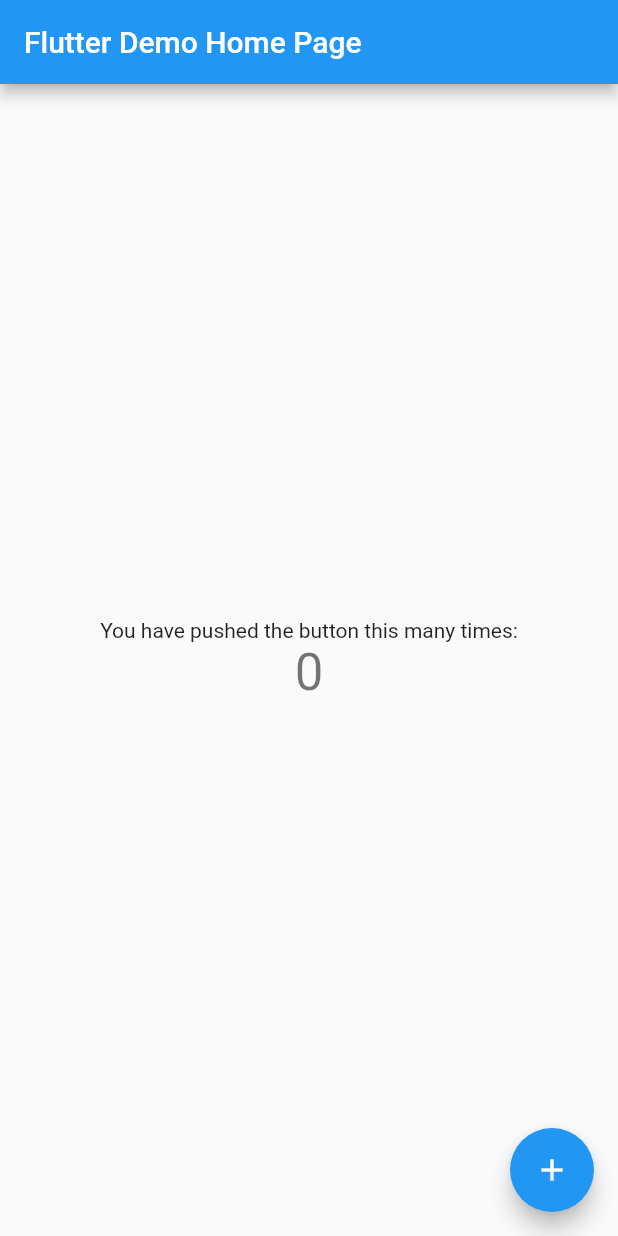
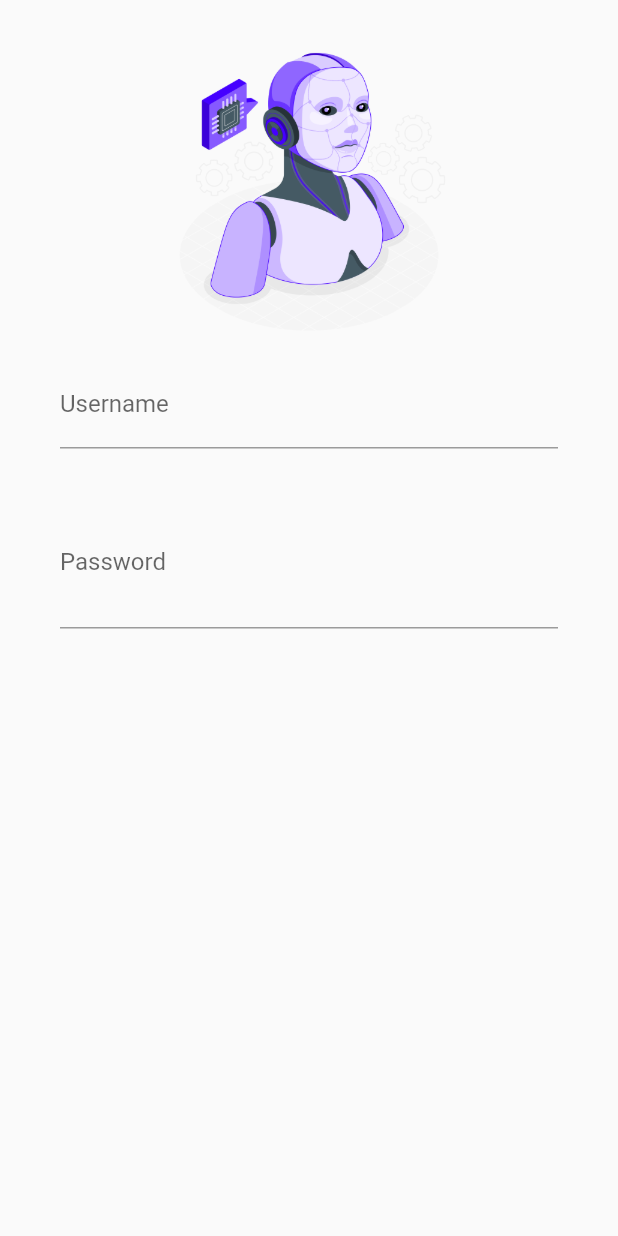
Before and after one commit to hauleguitare/aquarium_watcher_app, a Flutter app: the screen it shows after launch, on a phone screen of 412 x 824 dp. Run offline on Flutter 3.47's test engine with Material 2 defaults, Android fonts, the light colour scheme and no system bars; our stand-ins replace dio, equatable, flutter_bloc, get_it; generated files the repository leaves out were written again.

Commit message:
feat: login screen

```diff
--- /dev/null
+++ b/l10n.yaml
@@ -0,0 +1,3 @@
+arb-dir: lib/l10n
+template-arb-file: app_en.arb
+output-localization-file: app_localizations.dart
--- /dev/null
+++ b/lib/core/abstractions/dataSource/data_source.dart
@@ -0,0 +1,2 @@
+abstract class DataSource{
+}
--- /dev/null
+++ b/lib/core/abstractions/repositories/repository.dart
@@ -0,0 +1,4 @@
+abstract class Repository<TEntity>{
+
+  List<TEntity> getAll(Map<String, dynamic> queryParameters);
+}
--- /dev/null
+++ b/lib/core/languages/language_bloc.dart
@@ -0,0 +1,10 @@
+import 'package:aquarium_watcher_app/core/languages/language_event.dart';
+import 'package:aquarium_watcher_app/core/languages/language_state.dart';
+import 'package:flutter_bloc/flutter_bloc.dart';
+
+class LanguageBloc extends Bloc<LanguageEvent, LanguageState>{
+  LanguageBloc(super.initialState){
+    on<VIChangeLanguageEvent>((event, emit) => emit(const ChangeLanguageState("vi")));
+    on<ENChangeLanguageEvent>((event, emit) => emit(const ChangeLanguageState("en")));
+  }
+}
--- /dev/null
+++ b/lib/core/languages/language_event.dart
@@ -0,0 +1,18 @@
+import 'package:equatable/equatable.dart';
+import 'package:flutter/widgets.dart';
+
+@immutable
+abstract class LanguageEvent extends Equatable{}
+
+
+class VIChangeLanguageEvent extends LanguageEvent{
+  @override
+  List<Object?> get props => [];
+}
+
+class ENChangeLanguageEvent extends LanguageEvent{
+  @override
+  // TODO: implement props
+  List<Object?> get props => [];
+
+}
--- /dev/null
+++ b/lib/core/languages/language_state.dart
@@ -0,0 +1,15 @@
+import 'package:equatable/equatable.dart';
+
+abstract class LanguageState extends Equatable{
+  final String localization;
+
+  const LanguageState(this.localization);
+}
+
+class ChangeLanguageState extends LanguageState{
+  const ChangeLanguageState(super.localization);
+
+  @override
+  List<Object?> get props => [localization];
+
+}
--- /dev/null
+++ b/lib/features/login/view/screen/login_screen.dart
@@ -0,0 +1,60 @@
+import 'package:flutter/cupertino.dart';
+import 'package:flutter/material.dart';
+import 'package:flutter_gen/gen_l10n/app_localizations.dart';
+
+class LoginScreen extends StatelessWidget {
+  final String _imageURL = "assets/images/robot_face_amico.png";
+
+  const LoginScreen({Key? key}) : super(key: key);
+
+  @override
+  Widget build(BuildContext context) {
+    final _appLocalizations = AppLocalizations.of(context)!;
+    return SafeArea(
+      child: Scaffold(
+          body: Padding(
+            padding: EdgeInsets.all(24),
+            child: Column(
+              children: [
+                Row(
+                  mainAxisAlignment: MainAxisAlignment.center,
+                  children: [
+                    Image.asset(
+                        _imageURL,
+                        width: 200,
+                        height: 200,
+                    ),
+                  ],
+                ),
+                Padding(
+                  padding: const EdgeInsets.all(16.0),
+                  child: TextFormField(
+                    decoration: InputDecoration(
+                      label: Text(_appLocalizations.userName),
+                      hintText: _appLocalizations.plHolder_username
+                    ),
+                  ),
+                ),
+
+                Padding(
+                  padding: const EdgeInsets.all(16.0),
+                  child: TextFormField(
+                    obscureText: true,
+                    decoration: InputDecoration(
+                        label: Text(_appLocalizations.password),
+                        hintText: _appLocalizations.plHolder_password,
+                        suffix: IconButton(
+                          icon: Icon(Icons.visibility),
+                          onPressed: (){},
+                        )
+
+                    ),
+                  ),
+                ),
+              ],
+            ),
+          )
+      ),
+    );
+  }
+}
--- /dev/null
+++ b/lib/l10n/app_en.arb
@@ -0,0 +1,7 @@
+{
+  "welcomeBack": "Welcome back !",
+  "userName" : "Username",
+  "password" : "Password",
+  "plHolder_username": "Please Username",
+  "plHolder_password": "Please password"
+}
--- /dev/null
+++ b/lib/l10n/app_vi.arb
@@ -0,0 +1,7 @@
+{
+  "welcomeBack": "Chào mừng trở lại !",
+  "userName" : "Username",
+  "password" : "Password",
+  "plHolder_username": "Nhập tài khoản",
+  "plHolder_password": "Nhập mật khẩu"
+}
--- a/lib/main.dart
+++ b/lib/main.dart
@@ -1,115 +1,21 @@
+import 'package:aquarium_watcher_app/start_up_widget.dart';
 import 'package:flutter/material.dart';
+import 'package:logging/logging.dart';
+
+import 'core/injection/injection.dart';
 
 void main() {
-  runApp(const MyApp());
+  configureLogging();
+  InjectorProvider.setup();
+  runApp(const StartupWidget());
 }
 
-class MyApp extends StatelessWidget {
-  const MyApp({super.key});
 
-  // This widget is the root of your application.
-  @override
-  Widget build(BuildContext context) {
-    return MaterialApp(
-      title: 'Flutter Demo',
-      theme: ThemeData(
-        // This is the theme of your application.
-        //
-        // Try running your application with "flutter run". You'll see the
-        // application has a blue toolbar. Then, without quitting the app, try
-        // changing the primarySwatch below to Colors.green and then invoke
-        // "hot reload" (press "r" in the console where you ran "flutter run",
-        // or simply save your changes to "hot reload" in a Flutter IDE).
-        // Notice that the counter didn't reset back to zero; the application
-        // is not restarted.
-        primarySwatch: Colors.blue,
-      ),
-      home: const MyHomePage(title: 'Flutter Demo Home Page'),
-    );
-  }
+void configureLogging(){
+  // Config Level Logging
+  Logger.root.level = Level.ALL;
+
+  Logger.root.onRecord.listen((record) {
+    print('${record.loggerName}: ${record.level.name}: ${record.time}: ${record.message}');
+  });
 }
-
-class MyHomePage extends StatefulWidget {
-  const MyHomePage({super.key, required this.title});
-
-  // This widget is the home page of your application. It is stateful, meaning
-  // that it has a State object (defined below) that contains fields that affect
-  // how it looks.
-
-  // This class is the configuration for the state. It holds the values (in this
-  // case the title) provided by the parent (in this case the App widget) and
-  // used by the build method of the State. Fields in a Widget subclass are
-  // always marked "final".
-
-  final String title;
-
-  @override
-  State<MyHomePage> createState() => _MyHomePageState();
-}
-
-class _MyHomePageState extends State<MyHomePage> {
-  int _counter = 0;
-
-  void _incrementCounter() {
-    setState(() {
-      // This call to setState tells the Flutter framework that something has
-      // changed in this State, which causes it to rerun the build method below
-      // so that the display can reflect the updated values. If we changed
-      // _counter without calling setState(), then the build method would not be
-      // called again, and so nothing would appear to happen.
-      _counter++;
-    });
-  }
-
-  @override
-  Widget build(BuildContext context) {
-    // This method is rerun every time setState is called, for instance as done
-    // by the _incrementCounter method above.
-    //
-    // The Flutter framework has been optimized to make rerunning build methods
-    // fast, so that you can just rebuild anything that needs updating rather
-    // than having to individually change instances of widgets.
-    return Scaffold(
-      appBar: AppBar(
-        // Here we take the value from the MyHomePage object that was created by
-        // the App.build method, and use it to set our appbar title.
-        title: Text(widget.title),
-      ),
-      body: Center(
-        // Center is a layout widget. It takes a single child and positions it
-        // in the middle of the parent.
-        child: Column(
-          // Column is also a layout widget. It takes a list of children and
-          // arranges them vertically. By default, it sizes itself to fit its
-          // children horizontally, and tries to be as tall as its parent.
-          //
-          // Invoke "debug painting" (press "p" in the console, choose the
-          // "Toggle Debug Paint" action from the Flutter Inspector in Android
-          // Studio, or the "Toggle Debug Paint" command in Visual Studio Code)
-          // to see the wireframe for each widget.
-          //
-          // Column has various properties to control how it sizes itself and
-          // how it positions its children. Here we use mainAxisAlignment to
-          // center the children vertically; the main axis here is the vertical
-          // axis because Columns are vertical (the cross axis would be
-          // horizontal).
-          mainAxisAlignment: MainAxisAlignment.center,
-          children: <Widget>[
-            const Text(
-              'You have pushed the button this many times:',
-            ),
-            Text(
-              '$_counter',
-              style: Theme.of(context).textTheme.headlineMedium,
-            ),
-          ],
-        ),
-      ),
-      floatingActionButton: FloatingActionButton(
-        onPressed: _incrementCounter,
-        tooltip: 'Increment',
-        child: const Icon(Icons.add),
-      ), // This trailing comma makes auto-formatting nicer for build methods.
-    );
-  }
-}
--- /dev/null
+++ b/lib/start_up_widget.dart
@@ -0,0 +1,44 @@
+import 'package:aquarium_watcher_app/common/routes/route.dart';
+import 'package:aquarium_watcher_app/core/languages/language_bloc.dart';
+import 'package:aquarium_watcher_app/core/languages/language_state.dart';
+import 'package:flutter/material.dart';
+import 'package:flutter_bloc/flutter_bloc.dart';
+import 'package:flutter_localizations/flutter_localizations.dart';
+import 'package:flutter_gen/gen_l10n/app_localizations.dart';
+
+class StartupWidget extends StatefulWidget {
+  const StartupWidget({Key? key}) : super(key: key);
+
+  @override
+  State<StartupWidget> createState() => _StartupWidgetState();
+}
+
+class _StartupWidgetState extends State<StartupWidget> {
+  @override
+  Widget build(BuildContext context) {
+    return MultiBlocProvider(
+      providers: [
+        BlocProvider(
+            create: (BuildContext context) => LanguageBloc(const ChangeLanguageState("en"))
+        )
+      ],
+      child: BlocBuilder<LanguageBloc, LanguageState>(
+          builder: (BuildContext context, LanguageState state){
+            return MaterialApp(
+              locale: Locale(state.localization),
+              localizationsDelegates: AppLocalizations.localizationsDelegates,
+              supportedLocales: AppLocalizations.supportedLocales,
+              // localizationsDelegates: const [
+              //   AppLocalizations.delegate, // Add this line
+              //   GlobalMaterialLocalizations.delegate,
+              //   GlobalWidgetsLocalizations.delegate,
+              //   GlobalCupertinoLocalizations.delegate,
+              // ],
+              routes: ApplicationRoutes,
+              initialRoute: "/login",
+            );
+          }
+      ),
+    );
+  }
+}
```
Also changed, not shown: lib/common/dataSource/data_source_impl.dart (added, +13 -0 lines), lib/common/repositories/repository_impl.dart (added, +11 -0 lines), lib/common/routes/route.dart (added, +8 -0 lines), lib/core/injection/injection.dart (added, +15 -0 lines), lib/features/dashboard/view/screen/dashboard_screen.dart (added, +45 -0 lines), assets/images/robot_face_amico.png (added).
